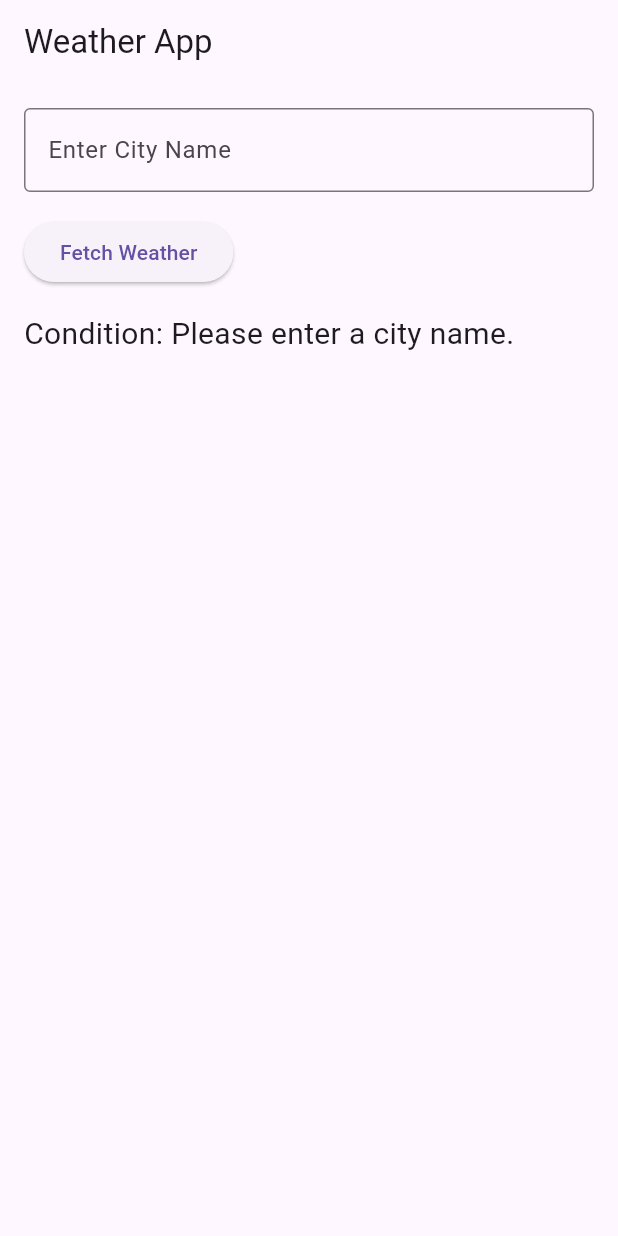
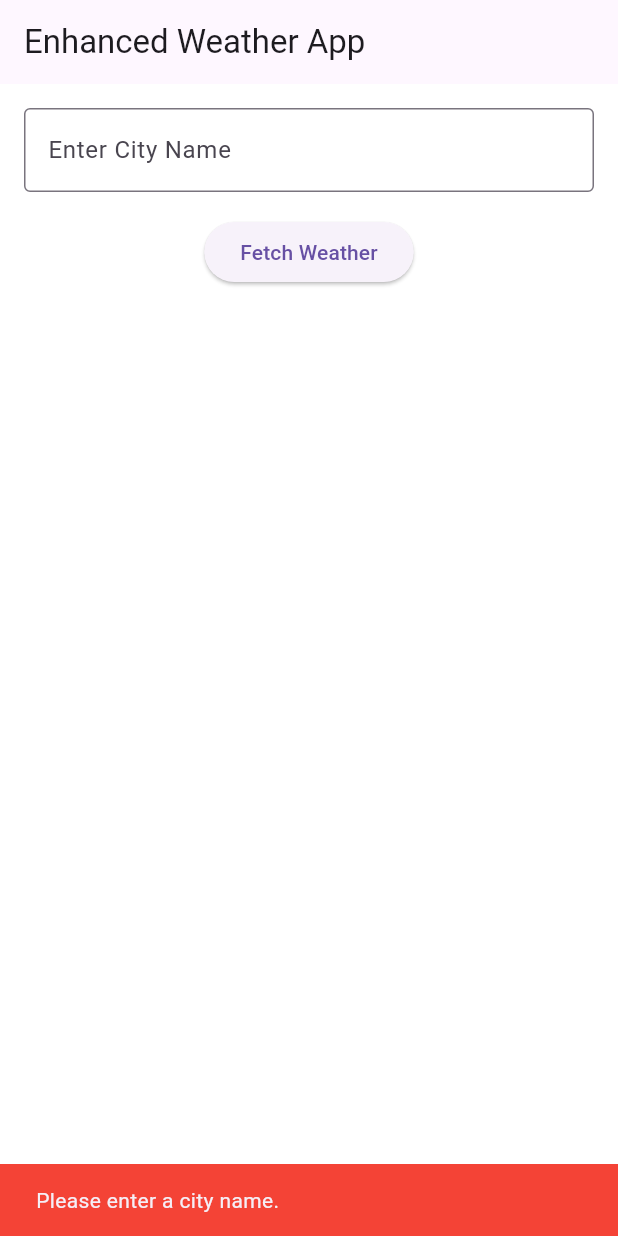
Before and after one commit to Mack-ux/weather_info_app, a Flutter app: the screen it shows after launch, after a tap on "Fetch Weather", on a phone screen of 412 x 824 dp. Run offline on Flutter 3.47's test engine with Material 3 defaults, Android fonts, the phone set to English and light mode, and no system bars.

Commit message:
Enhanced UI with dynamic colors, weather icons, and loading indicator

```diff
--- a/lib/main.dart
+++ b/lib/main.dart
@@ -6,19 +6,24 @@ void main() {
 }
 
 class MyApp extends StatelessWidget {
+  const MyApp({super.key});
+
   @override
   Widget build(BuildContext context) {
     return MaterialApp(
-      title: 'Weather App',
+      title: 'Enhanced Weather App',
       theme: ThemeData(
         primarySwatch: Colors.blue,
       ),
       home: WeatherPage(),
+      debugShowCheckedModeBanner: false, // Hide debug banner
     );
   }
 }
 
 class WeatherPage extends StatefulWidget {
+  const WeatherPage({super.key});
+
   @override
   _WeatherPageState createState() => _WeatherPageState();
 }
@@ -28,47 +33,86 @@ class _WeatherPageState extends State<WeatherPage> {
   String _cityName = '';
   String _temperature = '';
   String _weatherCondition = '';
+  bool _isLoading = false;
+
+  // Function to get weather icon based on condition
+  IconData _getWeatherIcon(String condition) {
+    switch (condition) {
+      case 'Sunny':
+        return Icons.wb_sunny;
+      case 'Cloudy':
+        return Icons.cloud;
+      case 'Rainy':
+        return Icons.beach_access;
+      default:
+        return Icons.wb_cloudy;
+    }
+  }
+
+  // Function to get background color based on weather
+  Color _getBackgroundColor(String condition) {
+    switch (condition) {
+      case 'Sunny':
+        return Colors.orange.shade300;
+      case 'Cloudy':
+        return Colors.blueGrey.shade300;
+      case 'Rainy':
+        return Colors.blue.shade400;
+      default:
+        return Colors.white;
+    }
+  }
 
   // Function to simulate fetching weather data
   void _fetchWeather() {
-    final city = _cityController.text;
+    final city = _cityController.text.trim();
 
     if (city.isEmpty) {
-      // If the user hasn't entered a city, show an error
-      setState(() {
-        _cityName = '';
-        _temperature = '';
-        _weatherCondition = 'Please enter a city name.';
-      });
+      // If no city name is entered, show an error snackbar
+      ScaffoldMessenger.of(context).showSnackBar(
+        SnackBar(
+          content: Text("Please enter a city name."),
+          backgroundColor: Colors.red,
+        ),
+      );
       return;
     }
 
+    setState(() {
+      _isLoading = true;
+    });
+
+    Future.delayed(Duration(seconds: 2), () {
       final random = Random();
 
-    // Generate a  random temperature between 15°C and 30°C
+      // Generate a random temperature between 15°C and 30°C
       final temp = 15 + random.nextInt(16); // 15 to 30°C
 
       // List of weather conditions
       const weatherConditions = ['Sunny', 'Cloudy', 'Rainy'];
-    final condition = weatherConditions[random.nextInt(weatherConditions.length)];
+      final condition =
+          weatherConditions[random.nextInt(weatherConditions.length)];
 
       setState(() {
         _cityName = city;
         _temperature = '$temp°C';
         _weatherCondition = condition;
+        _isLoading = false;
+      });
     });
   }
 
   @override
   Widget build(BuildContext context) {
     return Scaffold(
+      backgroundColor: _getBackgroundColor(_weatherCondition),
       appBar: AppBar(
-        title: Text('Weather App'),
+        title: Text('Enhanced Weather App'),
       ),
       body: Padding(
         padding: const EdgeInsets.all(16.0),
         child: Column(
-          crossAxisAlignment: CrossAxisAlignment.start,
+          crossAxisAlignment: CrossAxisAlignment.center,
           children: <Widget>[
             TextField(
               controller: _cityController,
@@ -83,20 +127,37 @@ class _WeatherPageState extends State<WeatherPage> {
               child: Text('Fetch Weather'),
             ),
             SizedBox(height: 16.0),
+            _isLoading
+                ? CircularProgressIndicator() // Show loading spinner
+                : Column(
+                    children: [
                       if (_cityName.isNotEmpty)
                         Text(
                           'City: $_cityName',
-                style: TextStyle(fontSize: 20),
+                          style: TextStyle(
+                              fontSize: 22, fontWeight: FontWeight.bold),
                         ),
                       if (_temperature.isNotEmpty)
                         Text(
                           'Temperature: $_temperature',
-                style: TextStyle(fontSize: 20),
+                          style: TextStyle(fontSize: 20, color: Colors.black87),
                         ),
                       if (_weatherCondition.isNotEmpty)
+                        Column(
+                          children: [
+                            Icon(
+                              _getWeatherIcon(_weatherCondition),
+                              size: 80,
+                              color: Colors.white,
+                            ),
                             Text(
                               'Condition: $_weatherCondition',
-                style: TextStyle(fontSize: 20),
+                              style: TextStyle(
+                                  fontSize: 20, fontWeight: FontWeight.w600),
+                            ),
+                          ],
+                        ),
+                    ],
                   ),
           ],
         ),
```
Lines whose indentation alone changed are shown as unchanged.
